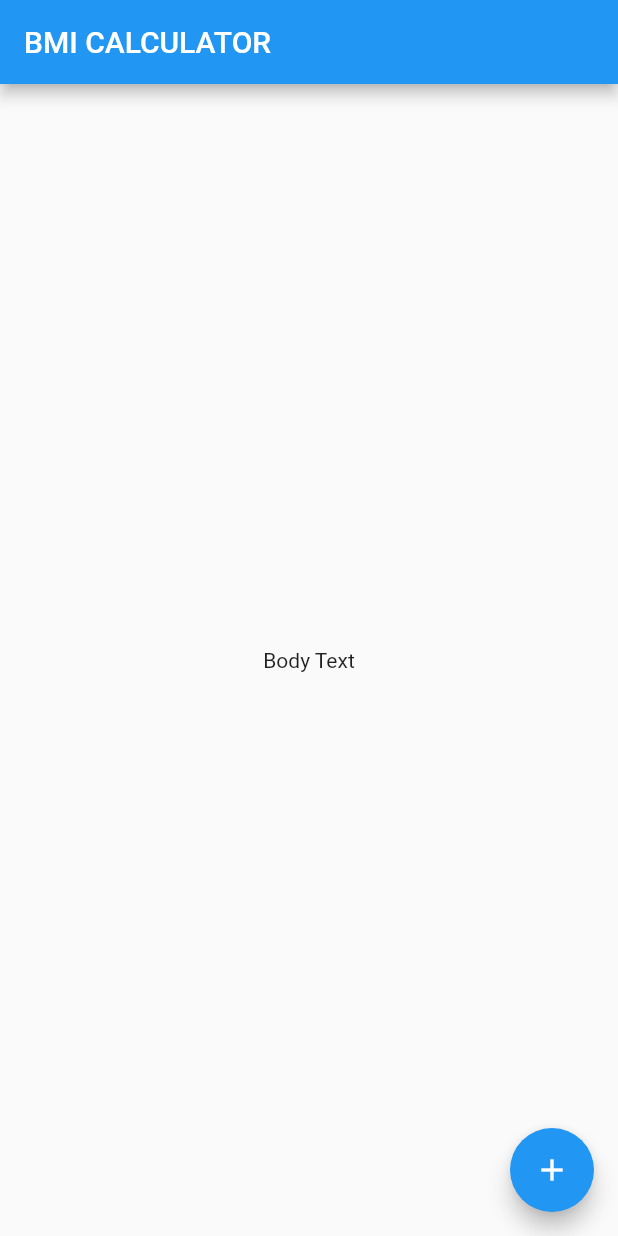
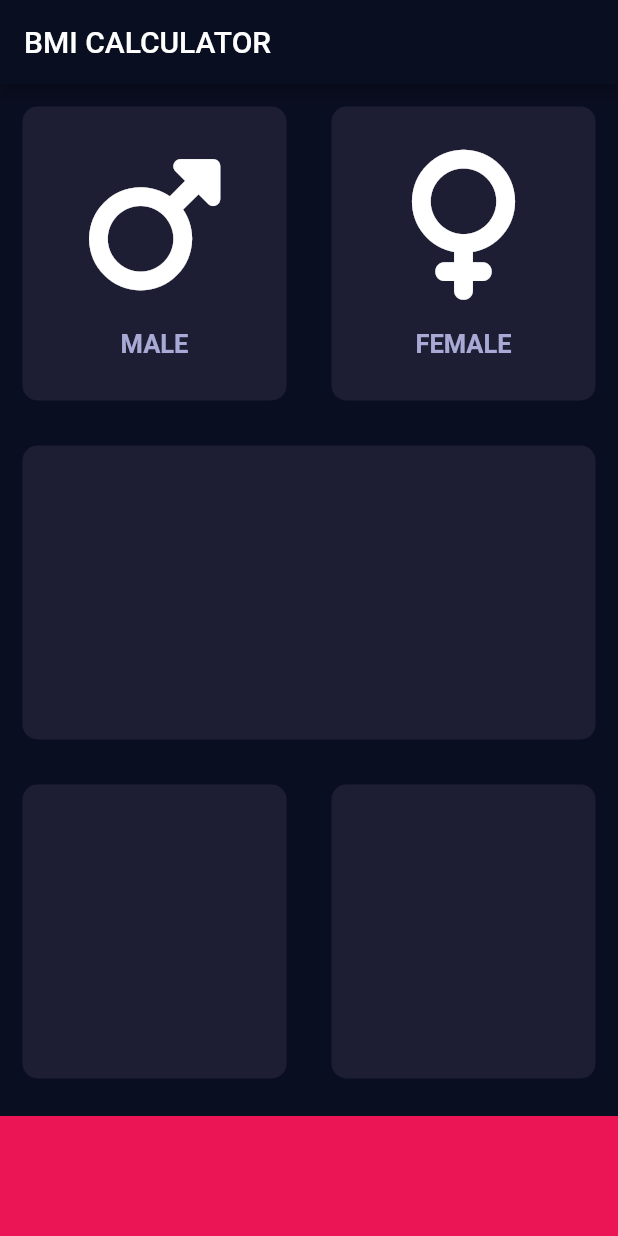
Before and after one commit to londonappbrewery/bmi-calculator-flutter, a Flutter app: the screen it shows after launch, on a phone screen of 412 x 824 dp. Run offline on Flutter 3.47's test engine with Material 2 defaults, Android fonts, the phone set to English and light mode, and no system bars; our stand-ins replace font_awesome_flutter.

Commit message:
App Updated

```diff
--- /dev/null
+++ b/lib/Reusable_Card.dart
@@ -0,0 +1,18 @@
+import 'package:flutter/material.dart';
+
+class ReusableCard extends StatelessWidget {
+  ReusableCard({@required this.colour, this.cardChild});
+  final Widget cardChild;
+  final Color colour;
+  @override
+  Widget build(BuildContext context) {
+    return Container(
+      child: cardChild,
+      margin: EdgeInsets.all(15.0),
+      decoration: BoxDecoration(
+        color: colour,
+        borderRadius: BorderRadius.circular(10.0),
+      ),
+    );
+  }
+}
--- /dev/null
+++ b/lib/card_details.dart
@@ -0,0 +1,33 @@
+import 'package:flutter/material.dart';
+
+const labelStyle = TextStyle(
+  color: Color(0xCCCCCCFF),
+  fontSize: 17,
+  fontWeight: FontWeight.bold,
+);
+
+class cardDetails extends StatelessWidget {
+  cardDetails({this.cardIcon, this.cardText});
+  final IconData cardIcon;
+  final String cardText;
+
+  @override
+  Widget build(BuildContext context) {
+    return Column(
+      mainAxisAlignment: MainAxisAlignment.center,
+      children: [
+        Icon(
+          cardIcon,
+          size: 100,
+        ),
+        SizedBox(
+          height: 20,
+        ),
+        Text(
+          cardText,
+          style: labelStyle,
+        ),
+      ],
+    );
+  }
+}
--- /dev/null
+++ b/lib/input_page.dart
@@ -0,0 +1,120 @@
+import 'package:flutter/material.dart';
+import 'package:font_awesome_flutter/font_awesome_flutter.dart';
+import 'Reusable_Card.dart';
+import 'card_details.dart';
+
+const cardColour = Color(0xFF1D1E33);
+const tapCardColour = Color(0xFF111328);
+const bottomContainerColor = Color(0xFFEB1555);
+
+enum Gender {
+  male,
+  female,
+}
+
+class InputPage extends StatefulWidget {
+  @override
+  _InputPageState createState() => _InputPageState();
+}
+
+class _InputPageState extends State<InputPage> {
+  Color maleCardColor = cardColour;
+  Color femaleCardColor = cardColour;
+
+  void updateColor(Gender gender) {
+    if (gender == Gender.male) {
+      if (maleCardColor == cardColour) {
+        maleCardColor = tapCardColour;
+        femaleCardColor = cardColour;
+      } else {
+        maleCardColor = cardColour;
+      }
+    } else if (gender == Gender.female) {
+      if (femaleCardColor == cardColour) {
+        maleCardColor = cardColour;
+        femaleCardColor = tapCardColour;
+      } else {
+        femaleCardColor = cardColour;
+      }
+    }
+  }
+
+  @override
+  Widget build(BuildContext context) {
+    return Scaffold(
+      appBar: AppBar(
+        title: Text('BMI CALCULATOR'),
+        backgroundColor: Color(0xFF0A0E21),
+      ),
+      body: Column(
+        children: [
+          Expanded(
+            child: Row(
+              children: [
+                Expanded(
+                  child: GestureDetector(
+                    onTap: () {
+                      setState(() {
+                        updateColor(Gender.male);
+                      });
+                    },
+                    child: ReusableCard(
+                      colour: maleCardColor,
+                      cardChild: cardDetails(
+                        cardIcon: FontAwesomeIcons.mars,
+                        cardText: 'MALE',
+                      ),
+                    ),
+                  ),
+                ),
+                Expanded(
+                  child: GestureDetector(
+                    onTap: () {
+                      setState(() {
+                        updateColor(Gender.female);
+                      });
+                    },
+                    child: ReusableCard(
+                      colour: femaleCardColor,
+                      cardChild: cardDetails(
+                        cardIcon: FontAwesomeIcons.venus,
+                        cardText: 'FEMALE',
+                      ),
+                    ),
+                  ),
+                )
+              ],
+            ),
+          ),
+          Expanded(
+            child: ReusableCard(
+              colour: cardColour,
+            ),
+          ),
+          Expanded(
+            child: Row(
+              children: [
+                Expanded(
+                  child: ReusableCard(
+                    colour: cardColour,
+                  ),
+                ),
+                Expanded(
+                  child: ReusableCard(
+                    colour: cardColour,
+                  ),
+                )
+              ],
+            ),
+          ),
+          Container(
+            color: bottomContainerColor,
+            margin: EdgeInsets.only(top: 10.0),
+            height: 80.0,
+            width: double.infinity,
+          ),
+        ],
+      ),
+    );
+  }
+}
--- a/lib/main.dart
+++ b/lib/main.dart
@@ -1,4 +1,5 @@
 import 'package:flutter/material.dart';
+import 'input_page.dart';
 
 void main() => runApp(BMICalculator());
 
@@ -6,29 +7,10 @@ class BMICalculator extends StatelessWidget {
   @override
   Widget build(BuildContext context) {
     return MaterialApp(
+      theme: ThemeData.dark().copyWith(
+        scaffoldBackgroundColor: Color(0xFF0A0E21),
+      ),
       home: InputPage(),
     );
   }
 }
-
-class InputPage extends StatefulWidget {
-  @override
-  _InputPageState createState() => _InputPageState();
-}
-
-class _InputPageState extends State<InputPage> {
-  @override
-  Widget build(BuildContext context) {
-    return Scaffold(
-      appBar: AppBar(
-        title: Text('BMI CALCULATOR'),
-      ),
-      body: Center(
-        child: Text('Body Text'),
-      ),
-      floatingActionButton: FloatingActionButton(
-        child: Icon(Icons.add),
-      ),
-    );
-  }
-}
--- a/pubspec.yaml
+++ b/pubspec.yaml
@@ -11,6 +11,7 @@ dependencies:
     sdk: flutter
 
   cupertino_icons: ^0.1.2
+  font_awesome_flutter: ^10.4.0
 
 dev_dependencies:
   flutter_test:
```
Also changed, not shown: 5 other files.
